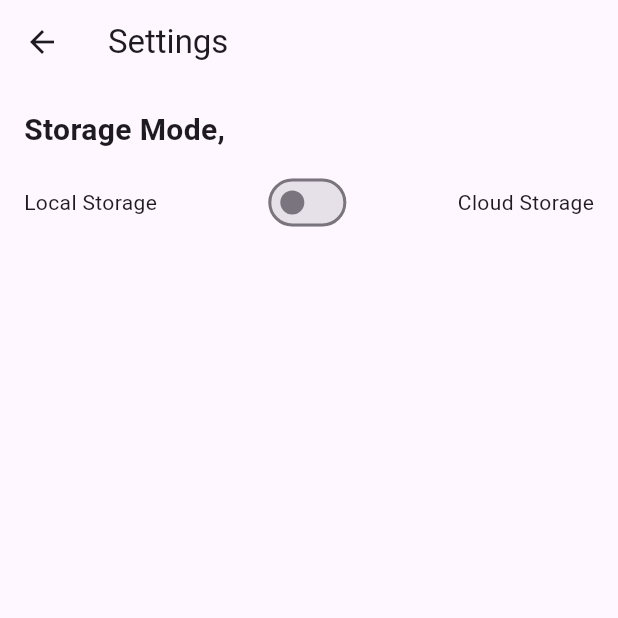
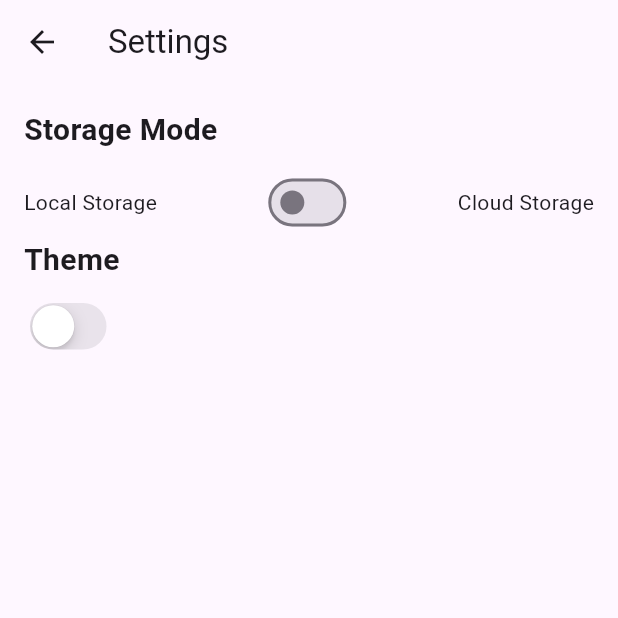
Before and after one commit to Chibinoo/ChatGPT-try, a Flutter app: the screen it shows after launch, item 2 of the bottom bar chosen, after a tap on the "settings" icon, on a phone screen of 412 x 824 dp, the top half of it. Run offline on Flutter 3.47's test engine with Material 3 defaults, Android fonts, the phone set to English and light mode, and no system bars; our stand-ins replace cloud_firestore, firebase_core, fl_chart, hive, hive_flutter; accounts and stored records are empty.

Commit message:
adding light and dark theme

```diff
--- a/lib/main.dart
+++ b/lib/main.dart
@@ -1,6 +1,7 @@
 import 'package:firebase_core/firebase_core.dart';
 import 'package:flutter/material.dart';
 import 'package:flutter_application_1/data/entry.dart';
+import 'package:flutter_application_1/themes/theme_provider.dart';
 import 'package:flutter_application_1/widgets/widget_tree.dart';
 import 'package:hive_flutter/hive_flutter.dart';
 import 'package:provider/provider.dart';
@@ -19,8 +20,13 @@ void main() async{
   await entryProvider.init();
 
   runApp(
-    ChangeNotifierProvider.value(
-      value: entryProvider,
+    MultiProvider(
+      providers: [
+        ChangeNotifierProvider.value(
+          value: entryProvider,
+        ),
+        ChangeNotifierProvider.value(value: ThemeProvider())
+      ],
       child: const MyApp(),
     ),
   );
@@ -31,11 +37,17 @@ class MyApp extends StatelessWidget {
 
   @override
   Widget build(BuildContext context) {
+    return Consumer<ThemeProvider>(
+      builder: (context, themeProvider, _) {
     return  MaterialApp(
       debugShowCheckedModeBanner: false,
       title: 'Entries App',
-      theme: ThemeData(primarySwatch: Colors.blue),
+      theme: themeProvider.isDarkMode
+            ?ThemeData.dark()
+            :ThemeData.light(),
       home: const WidgetTree(),
     );
-  }
+  },
+    );
 }
+}
--- a/lib/pages/settings_page.dart
+++ b/lib/pages/settings_page.dart
@@ -1,5 +1,7 @@
+import 'package:flutter/cupertino.dart';
 import 'package:flutter/material.dart';
 import 'package:flutter_application_1/data/entry_provider.dart';
+import 'package:flutter_application_1/themes/theme_provider.dart';
 import 'package:provider/provider.dart';
 
 class SettingsPage extends StatelessWidget {
@@ -7,7 +9,6 @@ class SettingsPage extends StatelessWidget {
 
   @override
   Widget build(BuildContext context) {
-    final entryProvider = Provider.of<EntryProvider>(context);
 
     return Scaffold(
       appBar: AppBar(title: Text('Settings')),
@@ -19,7 +20,7 @@ class SettingsPage extends StatelessWidget {
               crossAxisAlignment: CrossAxisAlignment.start,
               children: [
                 const Text(
-                  'Storage Mode,',
+                  'Storage Mode',
                   style: TextStyle(fontSize: 20, fontWeight: FontWeight.bold),
                 ),
                 const SizedBox(height: 10),
@@ -71,8 +72,22 @@ class SettingsPage extends StatelessWidget {
                     ),
                     const Text('Cloud Storage'),
                   ],
+                ),
+                const Text(
+                  'Theme',
+                  style: TextStyle(fontSize: 20, fontWeight: FontWeight.bold),
+                ),
+                const SizedBox(height: 10),
+                Row(
+                  mainAxisAlignment: MainAxisAlignment.spaceBetween,
+                  children: [
+                    CupertinoSwitch(
+                      value: Provider.of<ThemeProvider>(context).isDarkMode,
+                      onChanged: (value)=>Provider.of<ThemeProvider>(context, listen: false).toggelTheme(),
+                    )
+                  ],
                 )
-              ],
+              ]
             );
           }
         ),
--- a/lib/pages/sorted_page.dart
+++ b/lib/pages/sorted_page.dart
@@ -1,6 +1,7 @@
 import 'package:flutter/material.dart';
 import 'package:flutter_application_1/data/entry_provider.dart';
 import 'package:flutter_application_1/pages/settings_page.dart';
+import 'package:flutter_application_1/themes/theme_provider.dart';
 import 'package:provider/provider.dart';
 import 'package:intl/intl.dart';
 
@@ -46,9 +47,12 @@ class _SortedPageState extends State<SortedPage> {
       ),
       body: Column(
         children: [
+          Consumer<ThemeProvider>(
+            builder: (context, themeProvider, child) {
+            final isDark = themeProvider.isDarkMode;
           //date filter buttons
-          Container(
-            color: Colors.blueGrey[200],
+          return Container(
+            color: isDark ? Colors.grey[900] : Colors.blueGrey[200],
             padding: const EdgeInsets.symmetric(horizontal: 16, vertical: 8),
             child: Row(
               children: [
@@ -80,6 +84,8 @@ class _SortedPageState extends State<SortedPage> {
                 ),
               ],
             ),
+          );
+            },
           ),
           //filtered entries list
           Expanded(
--- /dev/null
+++ b/lib/themes/dark_mode.dart
@@ -0,0 +1,11 @@
+import 'package:flutter/material.dart';
+
+ThemeData darkMode=ThemeData(
+  colorScheme: ColorScheme.dark(
+    surface: Colors.blueGrey.shade900,
+    primary: Colors.blueGrey.shade600,
+    secondary: Colors.blueGrey.shade700,
+    tertiary: Colors.blueGrey.shade800,
+    inversePrimary: Colors.blueGrey.shade300,
+  )
+);
--- /dev/null
+++ b/lib/themes/light_mode.dart
@@ -0,0 +1,11 @@
+import 'package:flutter/material.dart';
+
+ThemeData lightMode=ThemeData(
+  colorScheme: ColorScheme.light(
+    surface: Colors.blueGrey.shade300,
+    primary: Colors.blueGrey.shade500,
+    secondary: Colors.blueGrey.shade200,
+    tertiary: Colors.white,
+    inversePrimary: Colors.blueGrey.shade900
+  )
+);
--- /dev/null
+++ b/lib/themes/theme_provider.dart
@@ -0,0 +1,25 @@
+import 'package:flutter/material.dart';
+import 'dark_mode.dart';
+import 'light_mode.dart';
+
+class ThemeProvider extends ChangeNotifier{
+  //initaly light mode
+  ThemeData _themeData=lightMode;
+  //get current theme
+  ThemeData get themeData=>_themeData;
+  //check if its dark mode
+  bool get isDarkMode=>_themeData==darkMode;
+  //set theme
+  set themeData(ThemeData themeData){
+    _themeData=themeData;
+    notifyListeners();
+  }
+  //toggel theme
+  void toggelTheme(){
+    if(_themeData==lightMode){
+      themeData=darkMode;
+    }else{
+      themeData=lightMode;
+    }
+  }
+}
--- a/lib/widgets/navbar_widget.dart
+++ b/lib/widgets/navbar_widget.dart
@@ -1,5 +1,7 @@
 import 'package:flutter/material.dart';
 import 'package:flutter_application_1/data/notifiers.dart';
+import 'package:flutter_application_1/themes/theme_provider.dart';
+import 'package:provider/provider.dart';
 
 class NavbarWidget extends StatefulWidget {
   const NavbarWidget({super.key});
@@ -12,12 +14,15 @@ class _NavbarWidgetState extends State<NavbarWidget> {
   int selectedIndex=0;
   @override
   Widget build(BuildContext context) {
+    return Consumer<ThemeProvider>(
+    builder: (context, themeProvider, child) {
+        final isDark = themeProvider.isDarkMode;
     return ValueListenableBuilder(
       valueListenable: selectedPageNotifier,
       builder: (context, selectedPage, child){
         return NavigationBar(
-          indicatorColor: Colors.white,
-          backgroundColor: Colors.blueGrey,
+          indicatorColor: isDark ? Colors.grey[800] : Colors.white,
+          backgroundColor: isDark ? Colors.black : Colors.blueGrey,
           destinations: [
             NavigationDestination(icon: Icon(Icons.edit_note_sharp), label: 'Entries'),
             NavigationDestination(icon: Icon(Icons.list), label: 'Days'),
@@ -30,7 +35,9 @@ class _NavbarWidgetState extends State<NavbarWidget> {
           },
           selectedIndex: selectedPage,
         );
-      }
+      },
+    );
+  },
     );
   }
 }
```
